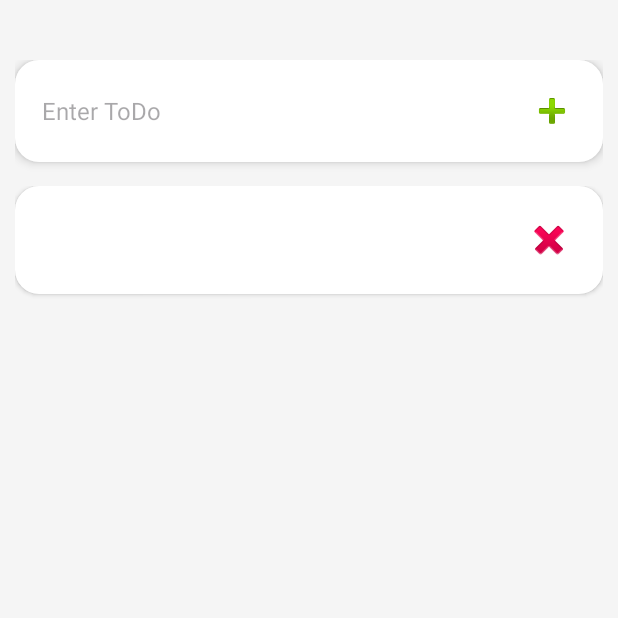
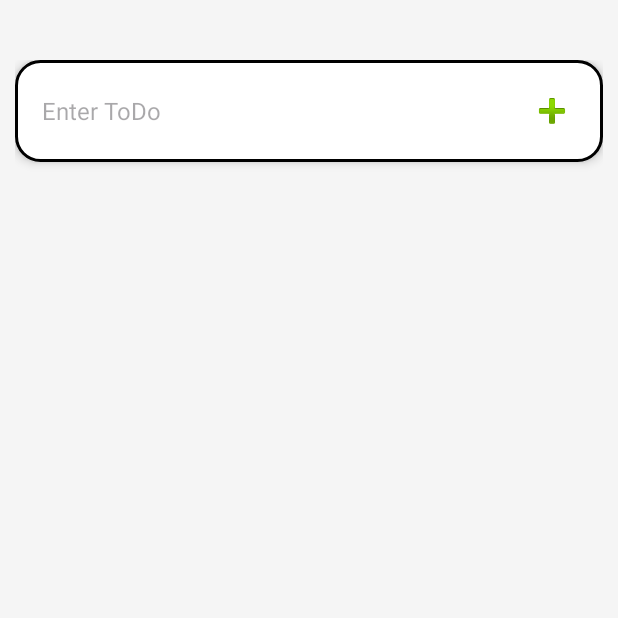
Before and after one commit to YashBhalodiya/ToDo, an Android app: the screen it shows after launch (MainActivity), after a tap on "Add btn", on a phone screen of 412 x 824 dp, the top half of it. Run offline under Robolectric (Android 15) with nearby library versions, the phone set to English and light mode, and no system bars.

Commit message:
review code

```diff
--- a/app/build.gradle.kts
+++ b/app/build.gradle.kts
@@ -15,6 +15,10 @@ android {
         versionName = "1.0"
 
         testInstrumentationRunner = "androidx.test.runner.AndroidJUnitRunner"
+    }
+
+    buildFeatures{
+        dataBinding = true;
     }
 
     buildTypes {
@@ -37,6 +41,8 @@ android {
 
 dependencies {
 
+    implementation(libs.androidx.navigation.fragment.ktx)
+    implementation(libs.androidx.navigation.ui.ktx)
     val room_version = "2.6.1"
 
     implementation("androidx.room:room-runtime:$room_version")
--- a/app/src/main/java/com/yashbhalodiya/todo/MainActivity.kt
+++ b/app/src/main/java/com/yashbhalodiya/todo/MainActivity.kt
@@ -16,7 +16,7 @@ class MainActivity : AppCompatActivity() {
 
     override fun onCreate(savedInstanceState: Bundle?) {
         super.onCreate(savedInstanceState)
-        enableEdgeToEdge()
+//        enableEdgeToEdge()
         setContentView(R.layout.activity_main)
 
         recyclerView = findViewById(R.id.recyclerView)
@@ -30,10 +30,11 @@ class MainActivity : AppCompatActivity() {
         addBtn.setOnClickListener {
             val todoTxt = todoField.text.toString()
             val todo = ToDoDataModel(todoTxt)
-            todoList.add(todo)
-            todoAdapter.notifyItemInserted(todoList.size - 1)
-            todoField.text.clear()
+            if (!todoField.text.isEmpty()) {
+                todoList.add(todo)
+                todoAdapter.notifyItemInserted(todoList.size - 1)
+                todoField.text.clear()
+            }
         }
-
     }
 }
--- a/app/src/main/res/drawable/input_background.xml
+++ b/app/src/main/res/drawable/input_background.xml
@@ -2,5 +2,6 @@
 <shape xmlns:android="http://schemas.android.com/apk/res/android">
     <solid android:color="#FFFFFF"/>
     <corners android:radius="16dp"/>
+    <stroke android:width="2dp"/>
     <padding android:left="8dp" android:top="8dp" android:right="8dp" android:bottom="8dp"/>
 </shape>
--- /dev/null
+++ b/app/src/main/res/drawable/todo_fab_addbtn.xml
@@ -0,0 +1,5 @@
+<vector xmlns:android="http://schemas.android.com/apk/res/android" android:height="24dp" android:tint="#000000" android:viewportHeight="24" android:viewportWidth="24" android:width="24dp">
+
+    <path android:fillColor="@android:color/white" android:pathData="M19,13h-6v6h-2v-6H5v-2h6V5h2v6h6v2z"/>
+
+</vector>
--- a/app/src/main/res/layout/activity_main.xml
+++ b/app/src/main/res/layout/activity_main.xml
@@ -1,7 +1,9 @@
-<LinearLayout
-    xmlns:android="http://schemas.android.com/apk/res/android"
+<LinearLayout xmlns:android="http://schemas.android.com/apk/res/android"
     android:layout_width="match_parent"
     android:layout_height="match_parent"
+    xmlns:tools="http://schemas.android.com/tools"
+    xmlns:app="http://schemas.android.com/apk/res-auto"
+    tools:context=".MainActivity"
     android:orientation="vertical"
     android:paddingVertical="40dp"
     android:paddingHorizontal="10dp"
@@ -39,6 +41,9 @@
             android:contentDescription="@string/addbtn"/>
     </LinearLayout>
 
+    <FrameLayout
+        android:layout_width="match_parent"
+        android:layout_height="match_parent">
         <androidx.recyclerview.widget.RecyclerView
             android:id="@+id/recyclerView"
             android:layout_width="match_parent"
@@ -47,4 +52,16 @@
             android:layout_marginBottom="8dp"
             android:paddingBottom="8dp" />
 
+<!--        <com.google.android.material.floatingactionbutton.FloatingActionButton-->
+<!--            android:id="@+id/fabBtn"-->
+<!--            android:layout_width="wrap_content"-->
+<!--            android:layout_height="wrap_content"-->
+<!--            android:layout_gravity="bottom|end"-->
+<!--            android:elevation="10dp"-->
+<!--            android:layout_marginBottom="10dp"-->
+<!--            android:layout_marginRight="10dp"-->
+<!--            android:src="@drawable/todo_fab_addbtn"-->
+<!--            app:fabSize="auto" />-->
+    </FrameLayout>
+
 </LinearLayout>
--- a/app/src/main/res/values/strings.xml
+++ b/app/src/main/res/values/strings.xml
@@ -2,6 +2,8 @@
     <string name="app_name">ToDo</string>
     <string name="todofieldtxt">Enter ToDo</string>
     <string name="addbtn">Add btn</string>
+
     <string name="deletebtn">Delete btn</string>
     <string name="todoex">Hello</string>
+    <string name="fab">FAB</string>
 </resources>
--- a/gradle/libs.versions.toml
+++ b/gradle/libs.versions.toml
@@ -9,6 +9,8 @@ appcompat = "1.7.0"
 material = "1.12.0"
 activity = "1.9.0"
 constraintlayout = "2.1.4"
+navigationFragmentKtx = "2.7.7"
+navigationUiKtx = "2.7.7"
 
 [libraries]
 androidx-core-ktx = { group = "androidx.core", name = "core-ktx", version.ref = "coreKtx" }
@@ -19,6 +21,8 @@ androidx-appcompat = { group = "androidx.appcompat", name = "appcompat", version
 material = { group = "com.google.android.material", name = "material", version.ref = "material" }
 androidx-activity = { group = "androidx.activity", name = "activity", version.ref = "activity" }
 androidx-constraintlayout = { group = "androidx.constraintlayout", name = "constraintlayout", version.ref = "constraintlayout" }
+androidx-navigation-fragment-ktx = { group = "androidx.navigation", name = "navigation-fragment-ktx", version.ref = "navigationFragmentKtx" }
+androidx-navigation-ui-ktx = { group = "androidx.navigation", name = "navigation-ui-ktx", version.ref = "navigationUiKtx" }
 
 [plugins]
 android-application = { id = "com.android.application", version.ref = "agp" }
```
Lines whose indentation alone changed are shown as unchanged.
